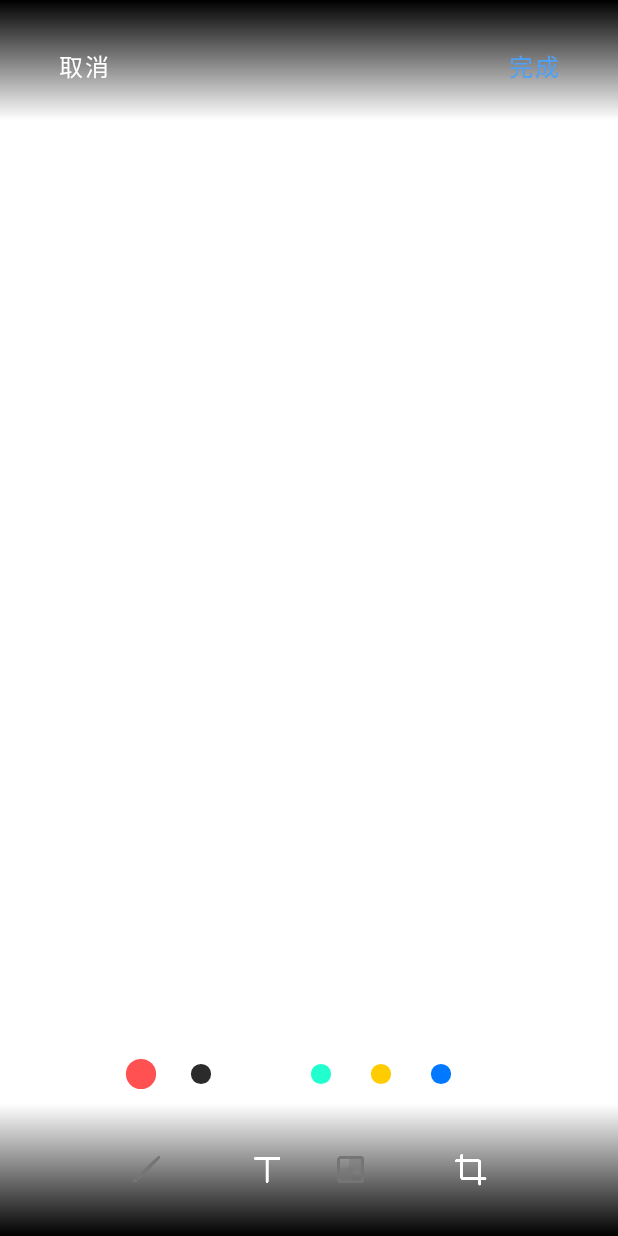
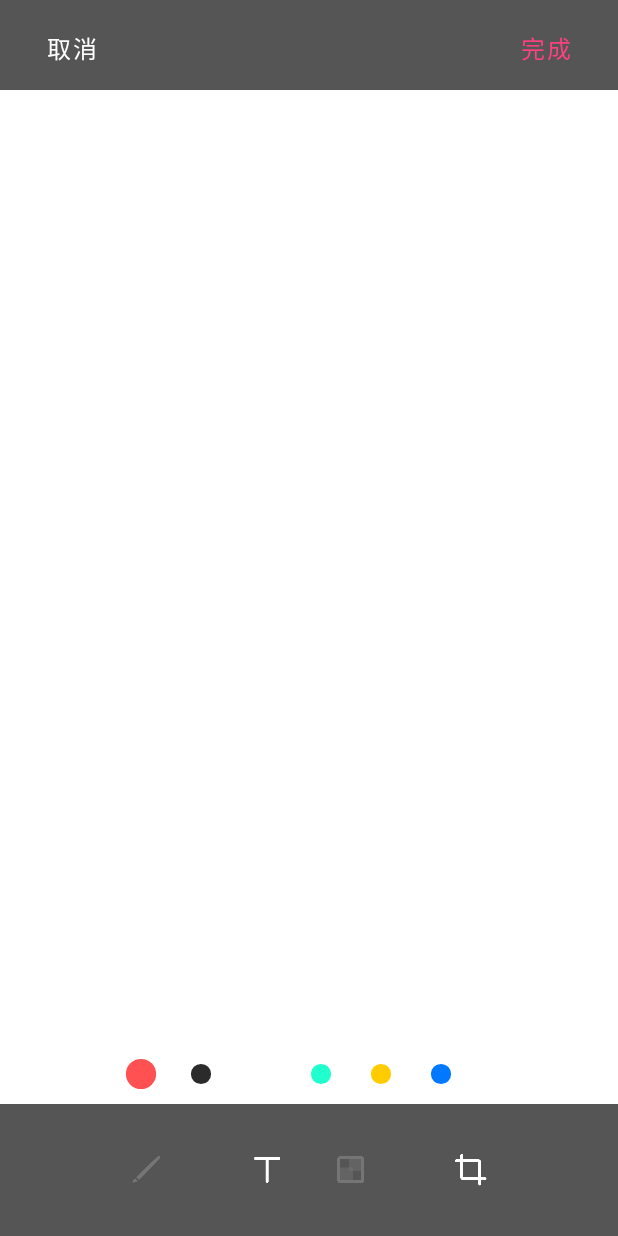
Before and after one commit to hv0905/SchoolStoryCollection, an Android app: the layout image_edit_opt_layout.xml on its own in the app's theme, with its tools: preview values and no code run, on a phone screen of 412 x 824 dp. Run offline under Robolectric (Android 15) with nearby library versions, the light colour scheme and no system bars.

Commit message:
improve the ImageEditor

```diff
--- a/ImageEditor/src/main/res/layout/image_edit_opt_layout.xml
+++ b/ImageEditor/src/main/res/layout/image_edit_opt_layout.xml
@@ -10,15 +10,15 @@
     <FrameLayout
         android:layout_width="match_parent"
         android:layout_height="wrap_content"
-        android:background="@drawable/image_bg_top"
-        android:padding="12dp">
-
+        android:background="#AA000000"
+        android:padding="4dp">
+        <!--android:background="@drawable/image_bg_top"-->
         <android.support.design.button.MaterialButton
             android:id="@+id/tv_cancel"
             android:layout_width="wrap_content"
             android:layout_height="wrap_content"
             android:layout_gravity="top"
-            android:layout_marginTop="8dp"
+            android:layout_marginTop="4dp"
             style="@style/Widget.MaterialComponents.Button.TextButton"
             android:onClick="onClick"
             android:text="@string/image_cancel"
@@ -30,7 +30,7 @@
             android:layout_width="wrap_content"
             android:layout_height="wrap_content"
             android:layout_gravity="top|end"
-            android:layout_marginTop="8dp"
+            android:layout_marginTop="4dp"
             style="@style/Widget.MaterialComponents.Button.TextButton"
             android:onClick="onClick"
             android:text="@string/image_done"
@@ -134,11 +134,11 @@
         android:id="@+id/rg_modes"
         android:layout_width="match_parent"
         android:layout_height="wrap_content"
-        android:background="@drawable/image_bg_bottom"
+        android:background="#AA000000"
         android:gravity="center"
         android:orientation="horizontal"
         android:padding="20dp">
-
+        <!--android:background="@drawable/image_bg_bottom"-->
         <RadioButton
             android:id="@+id/rb_doodle"
             android:layout_width="wrap_content"
--- a/ImageEditor/src/main/res/layout/image_text_dialog.xml
+++ b/ImageEditor/src/main/res/layout/image_text_dialog.xml
@@ -34,6 +34,8 @@
 
     </FrameLayout>
 
+    <include layout="@layout/image_color_layout" />
+
     <EditText
         android:id="@+id/et_text"
         android:layout_width="match_parent"
@@ -45,6 +47,6 @@
         android:textColor="@color/image_color_primary"
         android:textSize="24sp" />
 
-    <include layout="@layout/image_color_layout" />
+
 
 </LinearLayout>
--- a/ImageEditor/src/main/res/values/image_colors.xml
+++ b/ImageEditor/src/main/res/values/image_colors.xml
@@ -2,7 +2,7 @@
 <resources>
 
     <color name="image_color_primary">#FFFFFF</color>
-    <color name="image_color_accent">#4CA1FB</color>
+    <color name="image_color_accent">#FF4081</color>
 
     <color name="image_color_white">#FFFFFF</color>
     <color name="image_color_black">#2B2B2B</color>
--- a/ImageEditor/src/main/res/values/image_styles.xml
+++ b/ImageEditor/src/main/res/values/image_styles.xml
@@ -11,7 +11,7 @@
 
     </style>
 
-    <style name="ImageTextDialog" parent="android:Theme.Holo.Dialog">
+    <style name="ImageTextDialog" parent="Theme.MaterialComponents.Light">
 
         <item name="android:windowActionBar">false</item>
         <item name="android:windowNoTitle">true</item>
```
